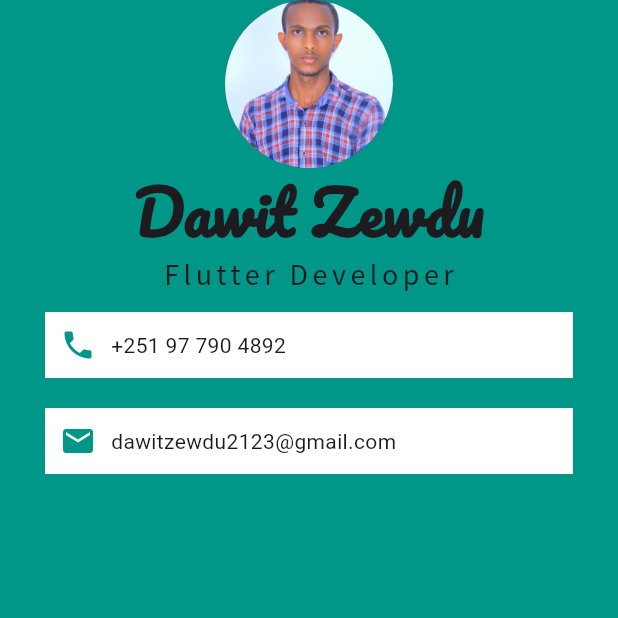
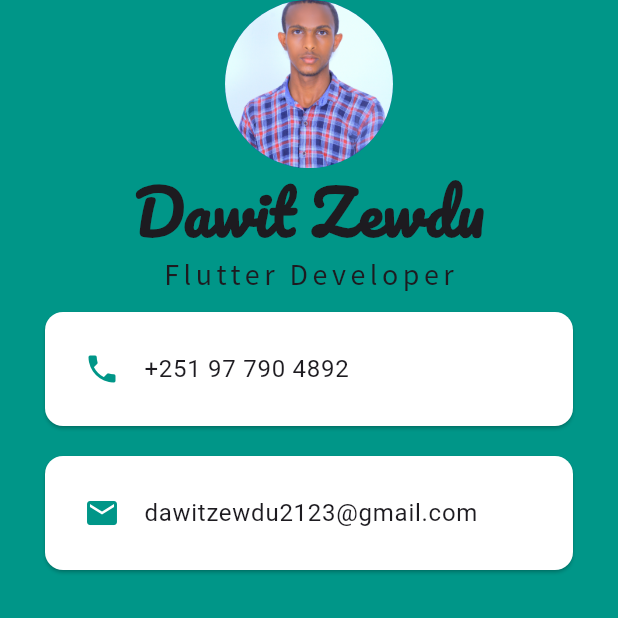
Before and after one commit to dawit2123/Flutter-Projects, a Flutter app: the screen it shows after launch, on a phone screen of 412 x 824 dp, the top half of it. Run offline on Flutter 3.47's test engine with Material 3 defaults, Android fonts, the phone set to English and light mode, and no system bars; missing offline and left inert: dart:html.

Commit message:
card recreated using Card Widget and ListTitle Widget

```diff
--- a/mi_card/lib/main.dart
+++ b/mi_card/lib/main.dart
@@ -43,36 +43,32 @@ class MyApp extends StatelessWidget {
                   ),
                 ),
                 //container for the phone number and email
-                Container(
+                //padding: EdgeInsets.all(10.0),
+
+                Card(
                     color: Colors.white,
                     margin: EdgeInsets.fromLTRB(30.0, 10.0, 30.0, 10.0),
+                    child: Padding(
                         padding: EdgeInsets.all(10.0),
-                  child: Row(
-                    children: <Widget>[
-                      Icon(
+                        child: ListTile(
+                          leading: Icon(
                             Icons.phone,
                             color: Colors.teal,
                           ),
-                      SizedBox(width: 10.0),
-                      Text('+251 97 790 4892'),
-                    ],
-                  ),
-                ),
-                Container(
+                          title: Text('+251 97 790 4892'),
+                        ))),
+                Card(
                     color: Colors.white,
                     margin: EdgeInsets.fromLTRB(30.0, 10.0, 30.0, 10.0),
+                    child: Padding(
                         padding: EdgeInsets.all(10.0),
-                  child: Row(
-                    children: <Widget>[
-                      Icon(
+                        child: ListTile(
+                          leading: Icon(
                             Icons.email,
                             color: Colors.teal,
                           ),
-                      SizedBox(width: 10.0),
-                      Text('dawitzewdu2123@gmail.com')
-                    ],
-                  ),
-                ),
+                          title: Text('dawitzewdu2123@gmail.com'),
+                        ))),
               ],
             )),
           )),
```
Lines whose indentation alone changed are shown as unchanged.
